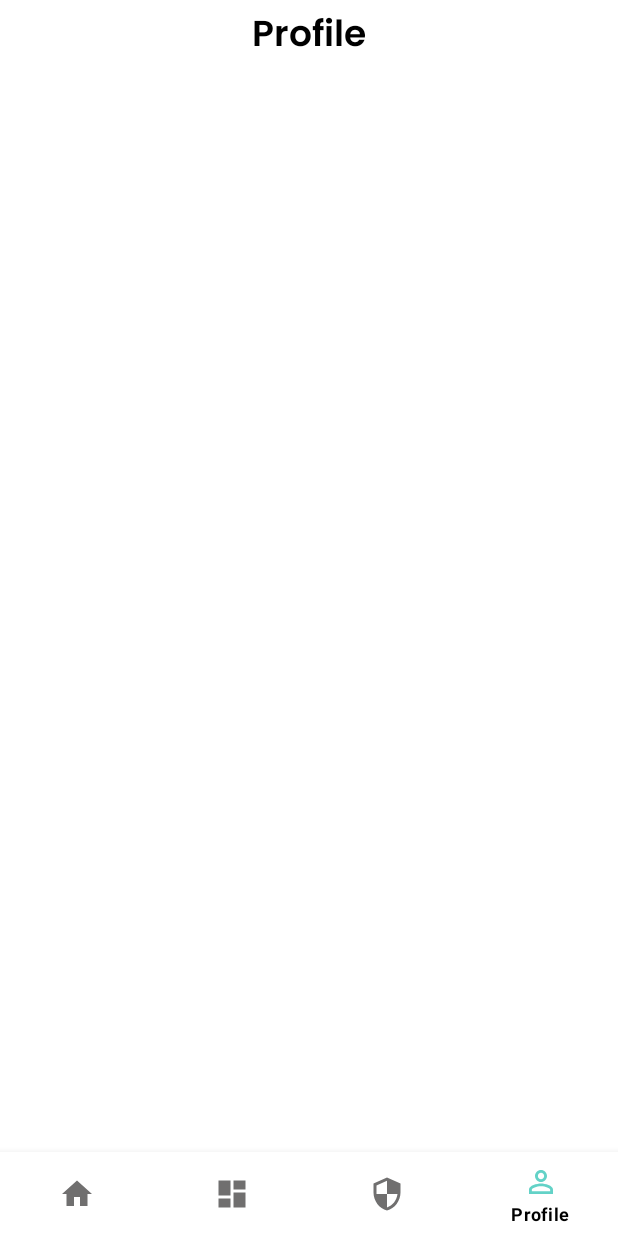
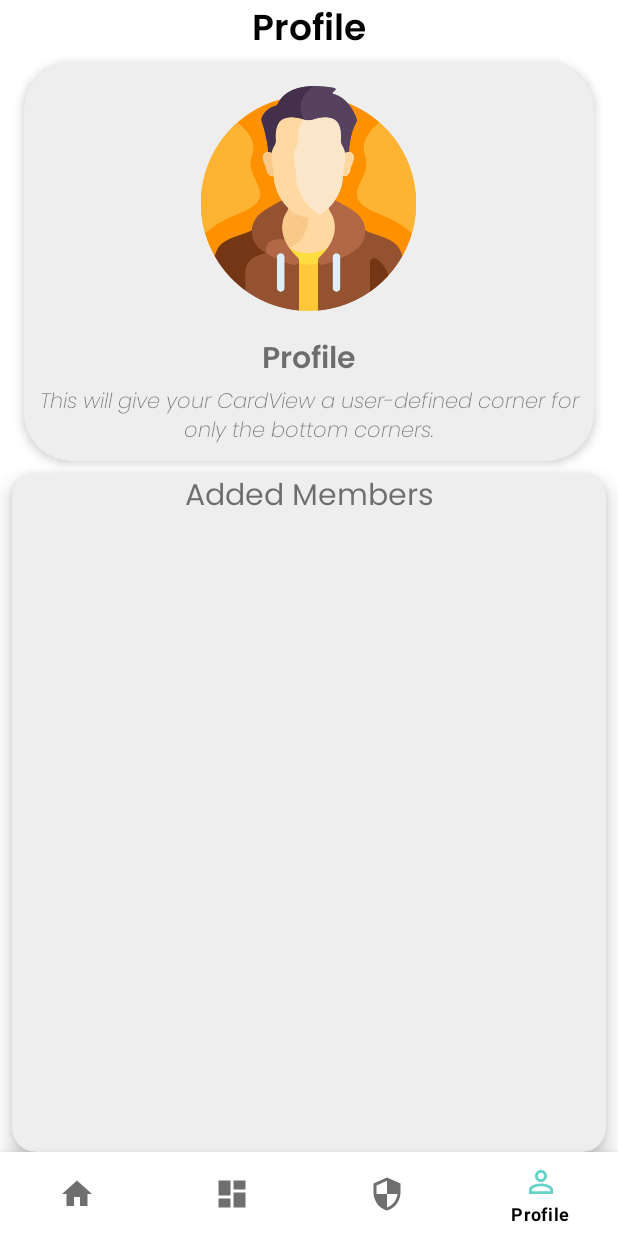
Before and after one commit to Jayamshriv/Safety, an Android app: the screen it shows after launch (MainActivity), item 4 of the bottom bar chosen, on a phone screen of 412 x 824 dp. Run offline under Robolectric (Android 15) with nearby library versions, the phone set to English and light mode, and no system bars.

Commit message:
Profile UI added

```diff
--- a/app/src/main/res/layout/fragment_profile.xml
+++ b/app/src/main/res/layout/fragment_profile.xml
@@ -1,20 +1,92 @@
 <?xml version="1.0" encoding="utf-8"?>
-<RelativeLayout xmlns:android="http://schemas.android.com/apk/res/android"
+<LinearLayout xmlns:android="http://schemas.android.com/apk/res/android"
+    xmlns:app="http://schemas.android.com/apk/res-auto"
     xmlns:tools="http://schemas.android.com/tools"
     android:layout_width="match_parent"
     android:layout_height="match_parent"
+    android:orientation="vertical"
     tools:context=".HomeFragment">
 
     <TextView
-        android:id="@+id/textSrc"
+        android:id="@+id/tVProfile"
         android:layout_width="match_parent"
         android:layout_height="wrap_content"
         android:layout_alignParentStart="true"
-        android:layout_marginTop="4dp"
         android:fontFamily="@font/poppins_semi_bold"
         android:gravity="center_horizontal"
         android:text="@string/profile"
         android:textColor="@color/black"
-        android:textSize="24sp" />
+        android:textSize="24sp"
+        app:layout_constraintEnd_toEndOf="parent"
+        app:layout_constraintStart_toStartOf="parent"
+        app:layout_constraintTop_toTopOf="parent" />
 
-</RelativeLayout>
+    <androidx.cardview.widget.CardView
+        android:layout_width="match_parent"
+        android:layout_height="wrap_content"
+        app:cardElevation="@dimen/dimen_4dp"
+        app:cardBackgroundColor="@color/white"
+        app:cardCornerRadius="@dimen/dimen_32dp"
+        android:layout_marginStart="@dimen/dimen_16dp"
+        android:layout_marginEnd="@dimen/dimen_16dp"
+        >
+
+        <LinearLayout
+            android:layout_width="match_parent"
+            android:layout_height="wrap_content"
+            android:gravity="center"
+            android:orientation="vertical">
+
+            <ImageView
+                android:id="@+id/profileImg"
+                android:layout_width="@dimen/dimen_150dp"
+                android:layout_height="@dimen/dimen_150dp"
+                android:layout_marginTop="@dimen/dimen_16dp"
+                android:layout_marginBottom="@dimen/dimen_16dp"
+                android:src="@drawable/ic_male_person" />
+
+            <TextView
+                android:id="@+id/profileName"
+                android:layout_width="match_parent"
+                android:layout_height="wrap_content"
+                android:gravity="center"
+                android:textSize="@dimen/dimen_20sp"
+                android:fontFamily="@font/poppins_semi_bold"
+                android:text="@string/profile" />
+
+            <TextView
+                android:id="@+id/profileLoc"
+                android:layout_width="match_parent"
+                android:layout_height="wrap_content"
+                android:gravity="center"
+                android:textSize="@dimen/dimen_14sp"
+                android:fontFamily="@font/poppins_extra_light_italic"
+                android:paddingBottom="@dimen/dimen_8dp"
+                android:text="This will give your CardView a user-defined corner for only the bottom corners."/>
+
+        </LinearLayout>
+    </androidx.cardview.widget.CardView>
+
+    <androidx.cardview.widget.CardView
+        android:layout_width="match_parent"
+        android:layout_height="match_parent"
+        app:cardCornerRadius="@dimen/dimen_16dp"
+        app:cardElevation="@dimen/dimen_8dp"
+        android:layout_marginTop="@dimen/dimen_8dp"
+        android:layout_marginStart="@dimen/dimen_8dp"
+        app:cardBackgroundColor="@color/white"
+        android:layout_marginEnd="@dimen/dimen_8dp">
+        <TextView
+            android:layout_width="match_parent"
+            android:layout_height="match_parent"
+            android:text="Added Members"
+            android:textSize="@dimen/dimen_20sp"
+            android:fontFamily="@font/poppins_regular"
+            android:gravity="center_horizontal"/>
+        <View
+            android:layout_width="match_parent"
+            android:layout_height="1dp"
+            android:layout_marginTop="@dimen/dimen_32dp"
+            android:backgroundTint="@color/cardview_dark_background"/>
+    </androidx.cardview.widget.CardView>
+</LinearLayout>
--- a/app/src/main/res/values/dimens.xml
+++ b/app/src/main/res/values/dimens.xml
@@ -10,5 +10,6 @@
     <dimen name="dimen_32dp">32dp</dimen>
     <dimen name="dimen_10sp">10sp</dimen>
     <dimen name="dimen_180dp">180dp</dimen>
+    <dimen name="dimen_28sp">28sp</dimen>
 
 </resources>
```
